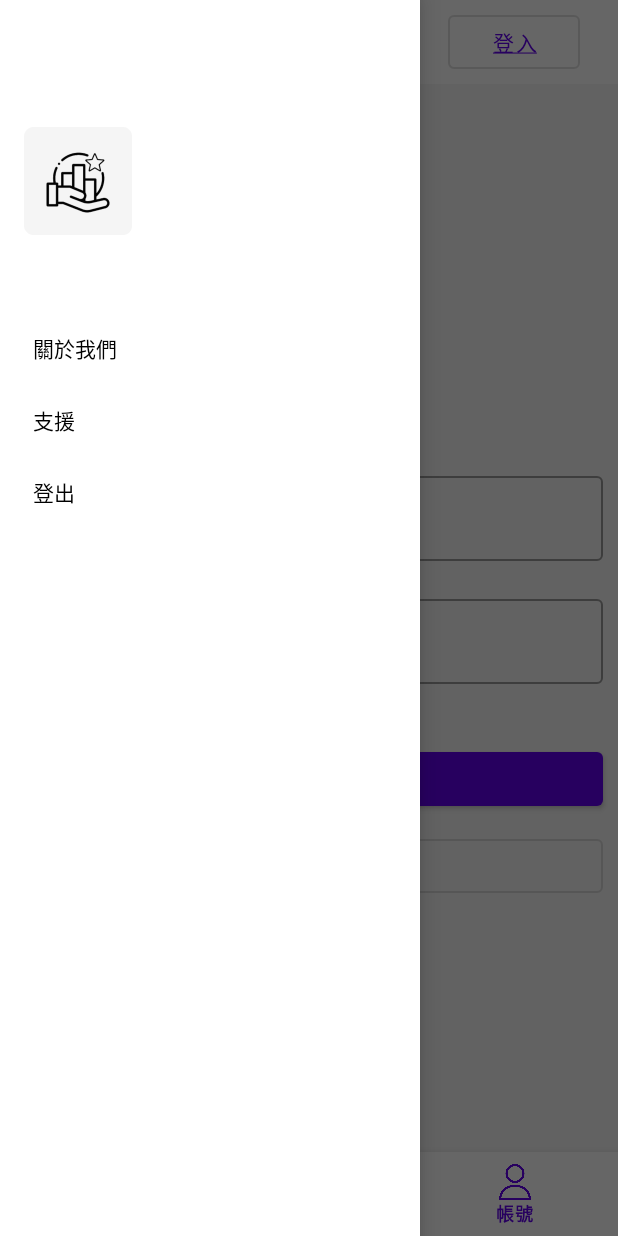
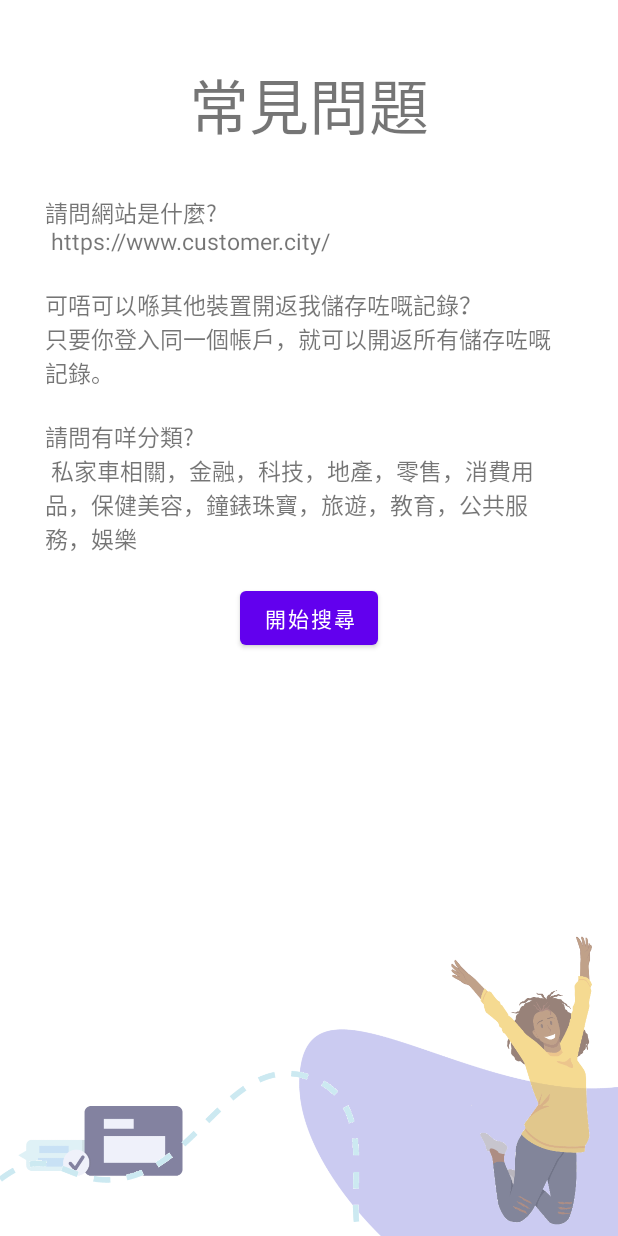
Before and after one commit to BlisProgrammer/Customer-City, an Android app: the screen it shows after launch (Main before the commit, HelpActivity after it), in the side drawer, after a tap on "支援", on a phone screen of 412 x 824 dp. Run offline under Robolectric (Android 15) with nearby library versions, the phone set to English and light mode, and no system bars.

Commit message:
Added about us and help page

```diff
--- a/app/src/main/AndroidManifest.xml
+++ b/app/src/main/AndroidManifest.xml
@@ -18,5 +18,7 @@
             </intent-filter>
         </activity>
         <activity android:name=".RecordActivity" android:exported="true"/>
+        <activity android:name=".AboutActivity" />
+        <activity android:name=".HelpActivity" />
     </application>
 </manifest>
--- /dev/null
+++ b/app/src/main/java/com/blis/customercity/HelpActivity.java
@@ -0,0 +1,19 @@
+package com.blis.customercity;
+
+import android.os.Bundle;
+import android.widget.Button;
+
+import androidx.appcompat.app.AppCompatActivity;
+
+public class HelpActivity extends AppCompatActivity {
+    @Override
+    protected void onCreate(Bundle savedInstanceState) {
+        super.onCreate(savedInstanceState);
+        setContentView(R.layout.help);
+
+        Button backButton = findViewById(R.id.back_button);
+        backButton.setOnClickListener(v -> {
+            finish();
+        });
+    }
+}
--- a/app/src/main/java/com/blis/customercity/Main.java
+++ b/app/src/main/java/com/blis/customercity/Main.java
@@ -1,12 +1,14 @@
 package com.blis.customercity;
 
 import android.content.Context;
+import android.content.Intent;
 import android.content.SharedPreferences;
 import android.os.Bundle;
 import android.view.MenuItem;
 import android.view.View;
 import android.widget.Button;
 
+import androidx.annotation.NonNull;
 import androidx.appcompat.app.ActionBarDrawerToggle;
 import androidx.appcompat.app.AppCompatActivity;
 import androidx.appcompat.widget.Toolbar;
@@ -15,6 +17,7 @@ import androidx.drawerlayout.widget.DrawerLayout;
 import androidx.fragment.app.Fragment;
 
 import com.google.android.material.bottomnavigation.BottomNavigationView;
+import com.google.android.material.navigation.NavigationView;
 import com.google.firebase.analytics.FirebaseAnalytics;
 
 public class Main extends AppCompatActivity {
@@ -106,6 +109,26 @@ public class Main extends AppCompatActivity {
         drawerToggle.setDrawerIndicatorEnabled(true);
         drawerToggle.syncState();
         navDrawer.addDrawerListener(drawerToggle);
+
+        // on navigate
+        NavigationView navigationView = findViewById(R.id.nav_view);
+        navigationView.setNavigationItemSelectedListener(new NavigationView.OnNavigationItemSelectedListener() {
+            @Override
+            public boolean onNavigationItemSelected(@NonNull MenuItem menuItem) {
+                int id = menuItem.getItemId();
+                if(id == R.id.nav_about){
+                    Intent intent = new Intent(Main.this, AboutActivity.class);
+                    startActivity(intent);
+                    navDrawer.closeDrawer(GravityCompat.START);
+                }
+                if(id == R.id.nav_help){
+                    Intent intent = new Intent(Main.this, HelpActivity.class);
+                    startActivity(intent);
+                    navDrawer.closeDrawer(GravityCompat.START);
+                }
+                return false;
+            }
+        });
     }
     private ActionBarDrawerToggle setupDrawerToggle() {
         return new ActionBarDrawerToggle(this, navDrawer, toolbar, R.string.drawer_open,  R.string.drawer_close);
--- a/app/src/main/java/com/blis/customercity/RecordActivity.java
+++ b/app/src/main/java/com/blis/customercity/RecordActivity.java
@@ -128,10 +128,10 @@ public class RecordActivity extends AppCompatActivity {
                         }
                         if(isSavedOnline){
                             saveOnlineButton.setText("取消儲存");
-                            showToast("Saved Record");
+                            showToast("成功移除記錄");
                         }else{
                             saveOnlineButton.setText("儲存");
-                            showToast("Removed Record");
+                            showToast("儲存成功");
                         }
                     });
                 }).start();
--- /dev/null
+++ b/app/src/main/res/layout/help.xml
@@ -0,0 +1,54 @@
+<?xml version="1.0" encoding="utf-8"?>
+<FrameLayout xmlns:android="http://schemas.android.com/apk/res/android"
+    xmlns:app="http://schemas.android.com/apk/res-auto"
+    android:layout_width="match_parent"
+    android:layout_height="match_parent">
+
+    <ImageView
+        android:layout_gravity="bottom"
+        android:layout_width="match_parent"
+        android:layout_height="wrap_content"
+        android:scaleType="fitEnd"
+        app:srcCompat="@drawable/background_four" />
+    <LinearLayout
+        android:layout_width="match_parent"
+        android:layout_height="wrap_content"
+        android:orientation="vertical"
+        android:contextClickable="false"
+        android:padding="20dp">
+
+        <TextView
+            android:layout_width="match_parent"
+            android:layout_height="wrap_content"
+            android:text="常見問題"
+            android:textSize="40sp"
+            android:layout_gravity="center"
+            android:textAlignment="center"
+            android:layout_margin="20dp"/>
+        <TextView
+            android:layout_width="wrap_content"
+            android:layout_height="wrap_content"
+            android:textSize="15sp"
+            android:padding="10dp"
+            android:text="請問網站是什麼? \n https://www.customer.city/"/>
+        <TextView
+            android:layout_width="wrap_content"
+            android:layout_height="wrap_content"
+            android:textSize="15sp"
+            android:padding="10dp"
+            android:text="可唔可以喺其他裝置開返我儲存咗嘅記錄？\n只要你登入同一個帳戶，就可以開返所有儲存咗嘅記錄。"/>
+        <TextView
+            android:layout_width="wrap_content"
+            android:layout_height="wrap_content"
+            android:textSize="15sp"
+            android:padding="10dp"
+            android:text="請問有咩分類? \n 私家車相關，金融，科技，地產，零售，消費用品，保健美容，鐘錶珠寶，旅遊，教育，公共服務，娛樂"/>
+
+    </LinearLayout>
+    <Button
+        android:layout_gravity="center"
+        android:layout_width="wrap_content"
+        android:layout_height="wrap_content"
+        android:id="@+id/back_button"
+        android:text="開始搜尋"/>
+</FrameLayout>
--- a/app/src/main/res/menu/drawer_view.xml
+++ b/app/src/main/res/menu/drawer_view.xml
@@ -1,13 +1,13 @@
 <menu xmlns:android="http://schemas.android.com/apk/res/android">
     <group android:checkableBehavior="single">
         <item
-            android:id="@+id/nav_about_fragment"
+            android:id="@+id/nav_about"
             android:title="關於我們" />
         <item
-            android:id="@+id/nav_help_fragment"
+            android:id="@+id/nav_help"
             android:title="支援" />
         <item
-            android:id="@+id/nav_logout_fragment"
+            android:id="@+id/nav_logout"
             android:title="登出" />
     </group>
 </menu>
```
Also changed, not shown: app/src/main/java/com/blis/customercity/AboutActivity.java (added, +19 -0 lines), app/src/main/res/layout/about.xml (+24 -2 lines), app/src/main/res/drawable/background_five.png (added), app/src/main/res/drawable/background_four.png (added), app/src/main/res/drawable/background_one.png (added), app/src/main/res/drawable/background_three.png (added).
